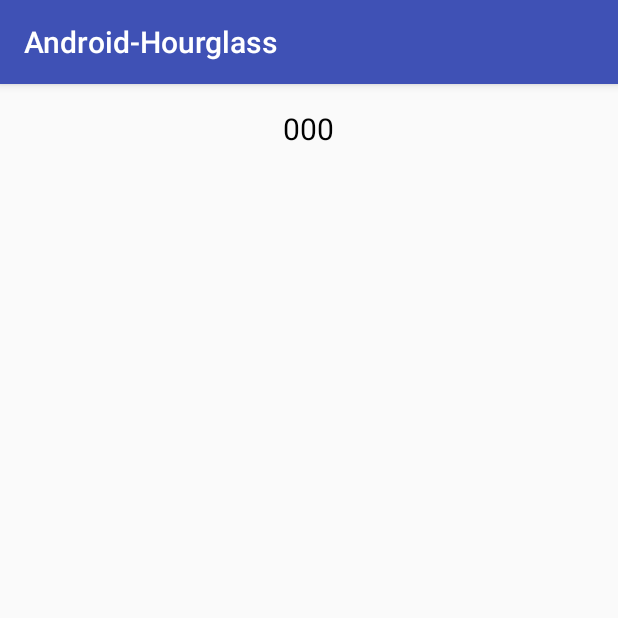
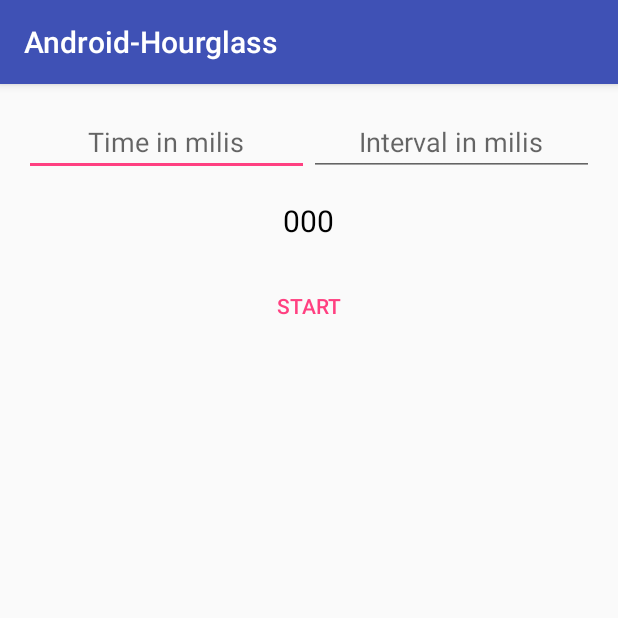
Before and after one commit to groverankush/Hourglass, an Android app: the screen it shows after launch (MainActivity), on a phone screen of 412 x 824 dp, the top half of it. Run offline under Robolectric (Android 15) with nearby library versions, the phone set to English and light mode, and no system bars.

```diff
--- a/app/src/main/res/layout/activity_main.xml
+++ b/app/src/main/res/layout/activity_main.xml
@@ -3,18 +3,86 @@
     xmlns:tools="http://schemas.android.com/tools"
     android:layout_width="match_parent"
     android:layout_height="match_parent"
-    android:layout_margin="16dp"
     android:orientation="vertical"
+    android:padding="16dp"
     tools:context="com.ankushgrover.android_hourglass.MainActivity">
 
 
+    <LinearLayout
+        android:layout_width="match_parent"
+        android:layout_height="wrap_content">
+
+        <EditText
+            android:id="@+id/time"
+            android:layout_width="0dp"
+            android:layout_height="wrap_content"
+            android:layout_weight="1"
+            android:gravity="center"
+            android:hint="Time in milis"
+            android:inputType="number" />
+
+        <EditText
+            android:id="@+id/interval"
+            android:layout_width="0dp"
+            android:layout_height="wrap_content"
+            android:layout_weight="1"
+            android:gravity="center"
+            android:hint="Interval in milis"
+            android:inputType="number" />
+
+    </LinearLayout>
+
     <TextView
+        android:id="@+id/text"
         android:layout_width="wrap_content"
         android:layout_height="wrap_content"
         android:layout_gravity="center_horizontal"
+        android:layout_marginTop="16dp"
         android:text="000"
         android:textColor="@android:color/black"
         android:textSize="20sp" />
 
+    <LinearLayout
+        android:layout_width="match_parent"
+        android:layout_height="wrap_content"
+        android:layout_marginTop="16dp">
+
+        <Button
+            android:id="@+id/start"
+            style="?attr/buttonBarButtonStyle"
+            android:layout_width="0dp"
+            android:layout_height="wrap_content"
+            android:layout_weight="1"
+            android:text="Start" />
+
+        <Button
+            android:id="@+id/stop"
+            style="?attr/buttonBarButtonStyle"
+            android:layout_width="0dp"
+            android:layout_height="wrap_content"
+            android:layout_weight="1"
+            android:visibility="gone"
+            android:text="Stop" />
+
+        <Button
+            android:id="@+id/resume"
+            style="?attr/buttonBarButtonStyle"
+            android:layout_width="0dp"
+            android:layout_height="wrap_content"
+            android:layout_weight="1"
+            android:visibility="gone"
+            android:text="Resume" />
+
+        <Button
+            android:id="@+id/pause"
+            style="?attr/buttonBarButtonStyle"
+            android:layout_width="0dp"
+            android:layout_height="wrap_content"
+            android:layout_weight="1"
+            android:visibility="gone"
+            android:text="Pause" />
+
+    </LinearLayout>
+
 
 </LinearLayout>
--- a/hourglass/src/main/java/com/ankushgrover/hourglass/HourGlass.java
+++ b/hourglass/src/main/java/com/ankushgrover/hourglass/HourGlass.java
@@ -2,6 +2,7 @@ package com.ankushgrover.hourglass;
 
 import android.os.Handler;
 import android.os.Looper;
+import android.util.Log;
 
 
 /**
@@ -11,7 +12,10 @@ import android.os.Looper;
 
 public abstract class HourGlass extends Thread implements TimerContract.TimerTick {
 
-    private final Handler handler;
+    private static final int INTERVAL = 1000;
+
+    private Handler handler;
+
     /**
      * To maintain Timer start and stop status.
      */
@@ -26,44 +30,63 @@ public abstract class HourGlass extends Thread implements TimerContract.TimerTic
      */
     private long time;
     private long localTime;
+    private long interval;
+
+    public HourGlass() {
+        init(0, INTERVAL);
+    }
 
     public HourGlass(long time) {
+        init(time, INTERVAL);
+    }
 
+    public HourGlass(long time, long interval) {
+        init(time, interval);
+    }
 
-        this.time = time;
+    /**
+     * Method to initialize HourGlass.
+     *
+     * @param time
+     * @param interval
+     */
+    private void init(long time, long interval) {
+        setTime(time);
+        setInterval(interval);
+
         this.handler = new Handler(Looper.getMainLooper());
-        startTimer();
+    }
 
-    }
 
     @Override
     public void run() {
         super.run();
 
         this.isRunning = true;
-         localTime = 0;
+        localTime = 0;
 
         while (!isInterrupted() && localTime < time) {
 
 
-            if (!isPaused){
+            if (!isPaused) {
                 handler.post(new Runnable() {
                     @Override
                     public void run() {
-                        onTimerTick(time - localTime);                    }
+                        onTimerTick(time - localTime);
+                    }
                 });
             }
 
 
             try {
-                Thread.sleep(1000);
+                Log.d("Interval", interval + "");
+                Thread.sleep(interval);
                 if (!isPaused)
-                    localTime += 1000;
+                    localTime += interval;
             } catch (InterruptedException e) {
                 Thread.currentThread().interrupt();
                 break;
             }
-
 
 
         }
@@ -88,22 +111,37 @@ public abstract class HourGlass extends Thread implements TimerContract.TimerTic
         return isRunning;
     }
 
+
+    /**
+     * To stop the timer from Main thread.
+     *
+     * @param isRunning
+     */
+    private synchronized void setRunning(boolean isRunning) {
+        this.isRunning = isRunning;
+
+        if (this.isRunning) {
+            start();
+        }
+
+        if (!this.isRunning) {
+            interrupt();
+        }
+    }
+
     /**
      * Method to start the timer.
      */
     public void startTimer() {
-        if (!this.isRunning) {
-            start();
-        }
+
+        setRunning(true);
     }
 
     /**
      * Method to stop the timer.
      */
     public void stopTimer() {
-        if (!this.isRunning) {
-            interrupt();
-        }
+        setRunning(false);
     }
 
     /**
@@ -120,8 +158,16 @@ public abstract class HourGlass extends Thread implements TimerContract.TimerTic
      *
      * @param isPaused
      */
-    public synchronized void setPaused(boolean isPaused) {
+    private synchronized void setPaused(boolean isPaused) {
         this.isPaused = isPaused;
+    }
+
+    public synchronized void pauseTimer() {
+        setPaused(true);
+    }
+
+    public synchronized void resumeTimer() {
+        setPaused(false);
     }
 
     /**
@@ -130,9 +176,27 @@ public abstract class HourGlass extends Thread implements TimerContract.TimerTic
      * @param time
      */
     public void setTime(long time) {
+        if (isRunning)
+            return;
+
         if (this.time <= 0)
             if (time < 0)
                 time *= -1;
         this.time = time;
     }
+
+    /**
+     * Setter for interval.
+     *
+     * @param interval
+     */
+    public void setInterval(long interval) {
+        if (isRunning)
+            return;
+
+        if (this.interval <= 0)
+            if (interval < 0)
+                interval *= -1;
+        this.interval = interval;
+    }
 }
```
Also changed, not shown: app/src/main/java/com/ankushgrover/android_hourglass/MainActivity.java (+98 -10 lines).
